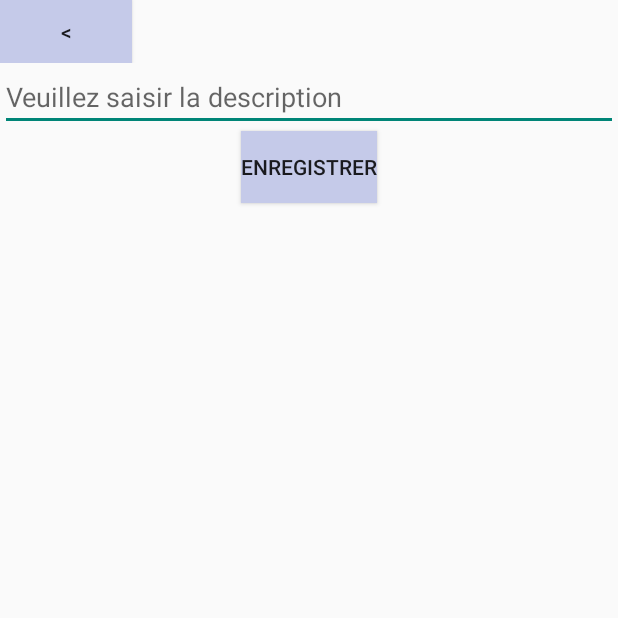
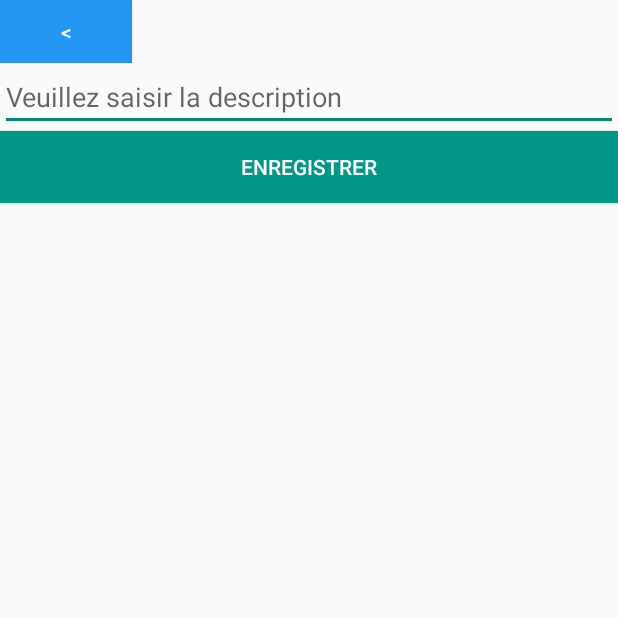
Before and after one commit to sebprunier/necmergitur, an Android app: the InputActivity screen opened directly, with no data from a screen before it, on a phone screen of 412 x 824 dp, the top half of it. Run offline under Robolectric (Android 15) with nearby library versions, the phone set to English and light mode, and no system bars; our stand-ins replace ButterKnife; 1 statement that could not run was skipped.

Commit message:
refactoring 13

```diff
--- /dev/null
+++ b/necmergitur-android/app/src/main/res/drawable/blue_button.xml
@@ -0,0 +1,8 @@
+<?xml version="1.0" encoding="utf-8"?>
+<selector xmlns:android="http://schemas.android.com/apk/res/android">
+    <item android:drawable="@color/nice_blue" /> <!-- default -->
+    <item android:state_focused="true" android:state_pressed="true"
+        android:drawable="@color/nice_blue_pressed" />
+    <item android:state_focused="false" android:state_pressed="true"
+        android:drawable="@color/nice_blue_pressed" />
+</selector>
--- /dev/null
+++ b/necmergitur-android/app/src/main/res/drawable/green_button.xml
@@ -0,0 +1,8 @@
+<?xml version="1.0" encoding="utf-8"?>
+<selector xmlns:android="http://schemas.android.com/apk/res/android">
+    <item android:drawable="@color/nice_green" /> <!-- default -->
+    <item android:state_focused="true" android:state_pressed="true"
+        android:drawable="@color/nice_green_pressed" />
+    <item android:state_focused="false" android:state_pressed="true"
+        android:drawable="@color/nice_green_pressed" />
+</selector>
--- /dev/null
+++ b/necmergitur-android/app/src/main/res/drawable/relative_select.xml
@@ -0,0 +1,6 @@
+<?xml version="1.0" encoding="utf-8"?>
+<selector xmlns:android="http://schemas.android.com/apk/res/android">
+
+    <item android:state_focused="true" android:state_pressed="true" android:drawable="@color/nice_grey" />
+    <item android:state_focused="false" android:state_pressed="true" android:drawable="@color/nice_grey" />
+</selector>
--- a/necmergitur-android/app/src/main/res/layout/content_hospitals.xml
+++ b/necmergitur-android/app/src/main/res/layout/content_hospitals.xml
@@ -19,7 +19,9 @@
                 android:layout_width="54dp"
                 android:layout_height="wrap_content"
                 android:text="&lt;"
-                android:id="@+id/buttonBackHospitals" />
+                android:id="@+id/buttonBackHospitals"
+                android:background="@drawable/blue_button"
+                android:textColor="#ffffff" />
 
             <SearchView
                 android:layout_width="match_parent"
--- a/necmergitur-android/app/src/main/res/layout/content_input.xml
+++ b/necmergitur-android/app/src/main/res/layout/content_input.xml
@@ -26,7 +26,8 @@
                 android:id="@+id/buttonBackInput"
                 android:padding="0dp"
                 android:layout_margin="0dp"
-                android:background="@drawable/buttons_selected" />
+                android:textColor="#ffffff"
+                android:background="@drawable/blue_button" />
 
         </LinearLayout>
 
@@ -48,12 +49,13 @@
         </LinearLayout>
 
         <Button
-            android:layout_width="wrap_content"
+            android:layout_width="match_parent"
             android:layout_height="wrap_content"
             android:text="Enregistrer"
             android:id="@+id/buttonSaveInput"
             android:layout_gravity="center_horizontal"
-            android:background="@drawable/buttons_selected" />
+            android:background="@drawable/green_button"
+            android:textColor="#ffffff" />
 
     </LinearLayout>
 
--- a/necmergitur-android/app/src/main/res/values/colors.xml
+++ b/necmergitur-android/app/src/main/res/values/colors.xml
@@ -11,4 +11,6 @@
     <color name="nice_blue">#2196f3</color>
     <color name="nice_blue_pressed">#49b0ff</color>
     <color name="nice_grey">#f1f1f1</color>
+    <color name="nice_green">#009688</color>
+    <color name="nice_green_pressed">#00d6c0</color>
 </resources>
```
